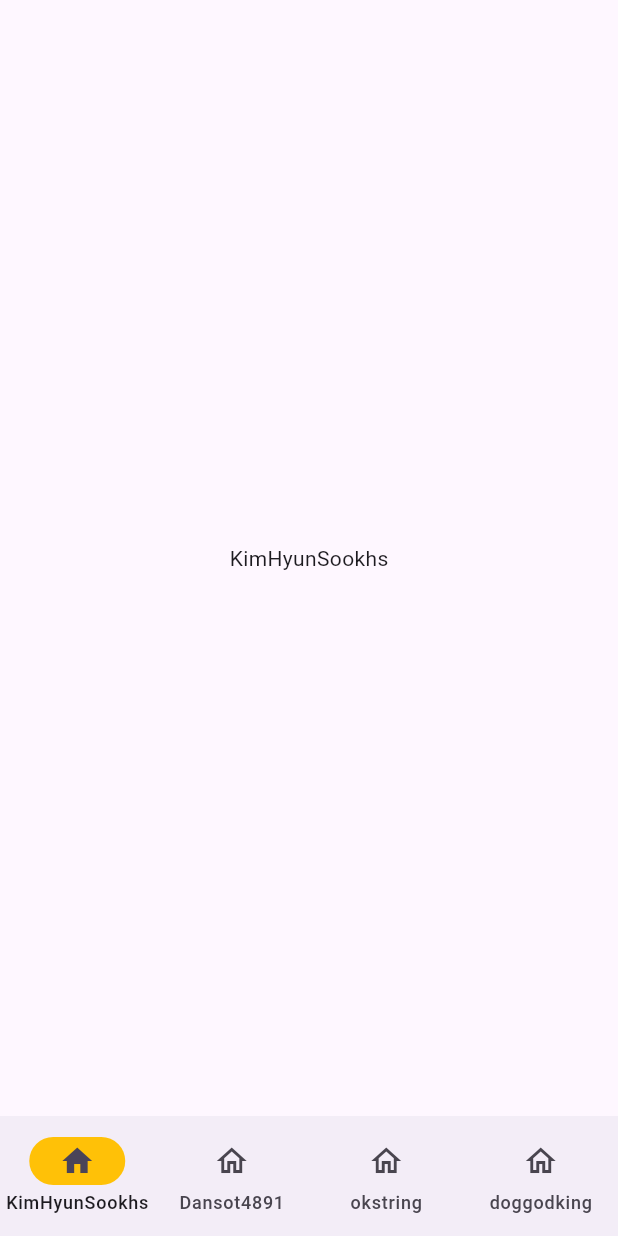
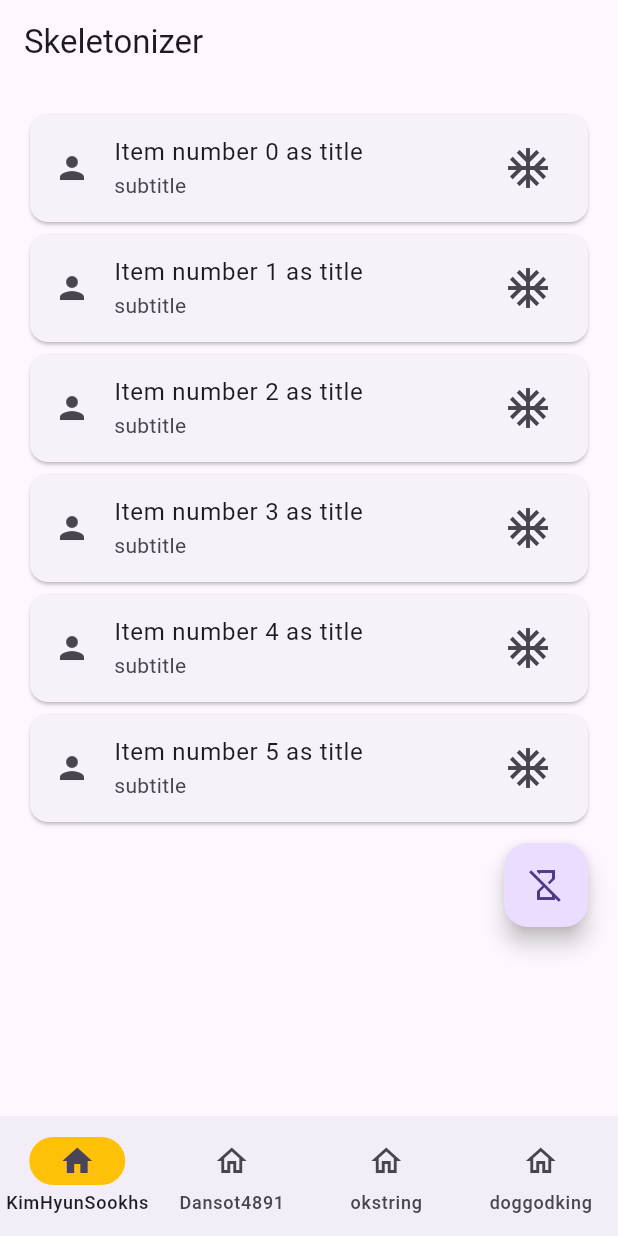
Before and after one commit to okstring/flutter_widget_study, a Flutter app: the screen it shows after launch, on a phone screen of 412 x 824 dp. Run offline on Flutter 3.47's test engine with Material 3 defaults, Android fonts, the light colour scheme and no system bars; drawn by our look-alikes of skeletonizer.

Commit message:
feat : skeletonizer 패키지 사용법 추가

```diff
--- a/lib/presentation/kim_hyun_sookhs/kim_hyun_sookhs_screen.dart
+++ b/lib/presentation/kim_hyun_sookhs/kim_hyun_sookhs_screen.dart
@@ -1,4 +1,5 @@
 import 'package:flutter/material.dart';
+import 'package:flutter_widget_study/presentation/kim_hyun_sookhs/week1/skeletonizer_demo_page.dart';
 
 class KimHyunSookhsScreen extends StatefulWidget {
   const KimHyunSookhsScreen({super.key});
@@ -10,6 +11,6 @@ class KimHyunSookhsScreen extends StatefulWidget {
 class _KimHyunSookhsScreenState extends State<KimHyunSookhsScreen> {
   @override
   Widget build(BuildContext context) {
-    return Scaffold(body: SafeArea(child: Center(child: Text('KimHyunSookhs'))));
+    return SkeletonizerDemoPage();
   }
 }
--- /dev/null
+++ b/lib/presentation/kim_hyun_sookhs/week1/skeletonizer_demo_page.dart
@@ -0,0 +1,95 @@
+import 'dart:async';
+
+import 'package:flutter/material.dart';
+import 'package:skeletonizer/skeletonizer.dart';
+
+class MyApp extends StatelessWidget {
+  const MyApp({super.key});
+
+  @override
+  Widget build(BuildContext context) {
+    return MaterialApp(
+      title: 'Skeletonizer',
+      theme: ThemeData(extensions: const [SkeletonizerConfigData()]),
+      darkTheme: ThemeData(
+        brightness: Brightness.dark,
+        extensions: const [SkeletonizerConfigData.dark()],
+      ),
+      home: const SkeletonizerDemoPage(),
+    );
+  }
+}
+
+
+class SkeletonizerDemoPage extends StatefulWidget {
+  const SkeletonizerDemoPage({super.key});
+
+  @override
+  State<SkeletonizerDemoPage> createState() => _SkeletonizerDemoPageState();
+}
+
+class _SkeletonizerDemoPageState extends State<SkeletonizerDemoPage> {
+  bool _enabled = true;
+
+  @override
+  void initState() {
+    super.initState();
+    // 앱이 시작하고 3초 후에 skeleton 끄기
+    Timer(const Duration(seconds: 3), () {
+      setState(() {
+        _enabled = false;
+      });
+    });
+  }
+
+  @override
+  Widget build(BuildContext context) {
+    return Scaffold(
+      appBar: AppBar(title: const Text('Skeletonizer')),
+      floatingActionButton: Padding(
+        padding: const EdgeInsets.only(bottom: 0, right: 4),
+        child: Padding(
+          padding: const EdgeInsets.only(bottom: 110),
+          child: FloatingActionButton(
+            child: Icon(
+              _enabled
+                  ? Icons.hourglass_bottom_rounded
+                  : Icons.hourglass_disabled_outlined,
+            ),
+            onPressed: () {
+              setState(() {
+                _enabled = !_enabled;
+              });
+            },
+          ),
+        ),
+      ),
+      body: Skeletonizer(
+        enabled: _enabled,
+        enableSwitchAnimation: true,
+        //ignoreContainers: true, // container 안 보이게 처리
+        child: ListView.builder(
+          itemCount: 6,
+          padding: const EdgeInsets.all(16),
+          itemBuilder: (context, index) {
+            return Card(
+              child: ListTile(
+                title: Text('Item number $index as title'),
+                subtitle: Text('subtitle'),
+                leading: Skeleton.replace(
+                  width: 48,
+                  height: 48,
+                  child: Icon(Icons.person)
+                ),
+                trailing: Skeleton.keep(
+                  //skeleton 화면 적용하지 않음
+                  child: const Icon(Icons.ac_unit, size: 32),
+                ),
+              ),
+            );
+          },
+        ),
+      ),
+    );
+  }
+}
--- a/pubspec.yaml
+++ b/pubspec.yaml
@@ -12,6 +12,7 @@ dependencies:
   flutter:
     sdk: flutter
   cupertino_icons: ^1.0.8
+  skeletonizer: ^1.4.3
 
 dev_dependencies:
   flutter_test:
```
